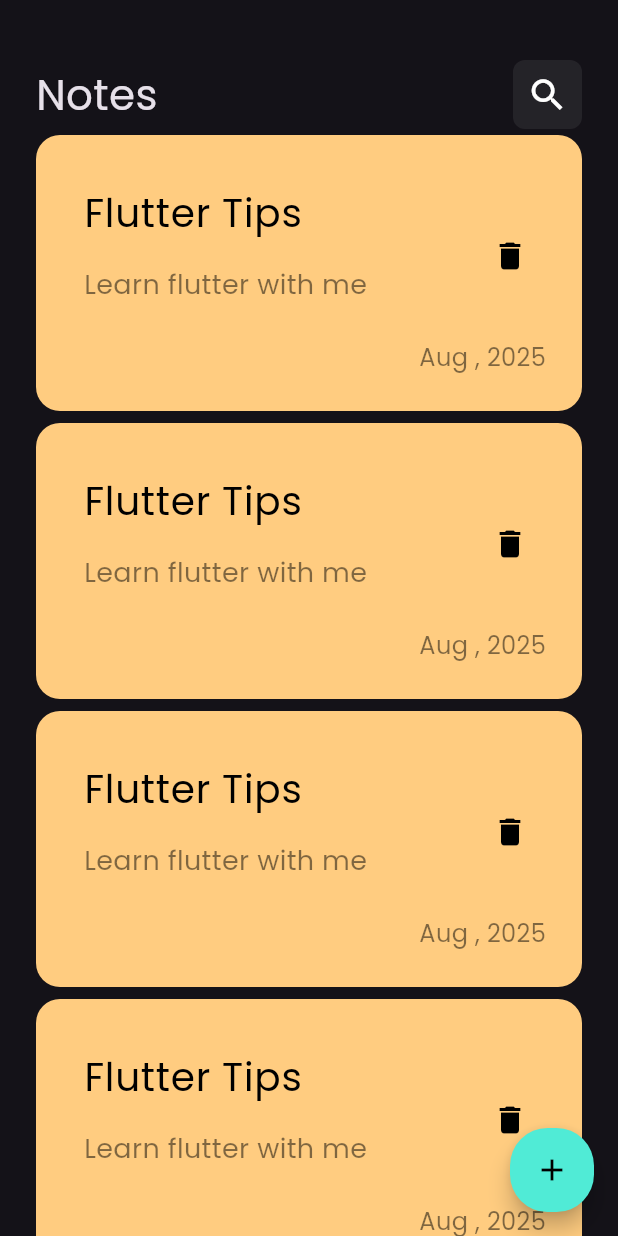
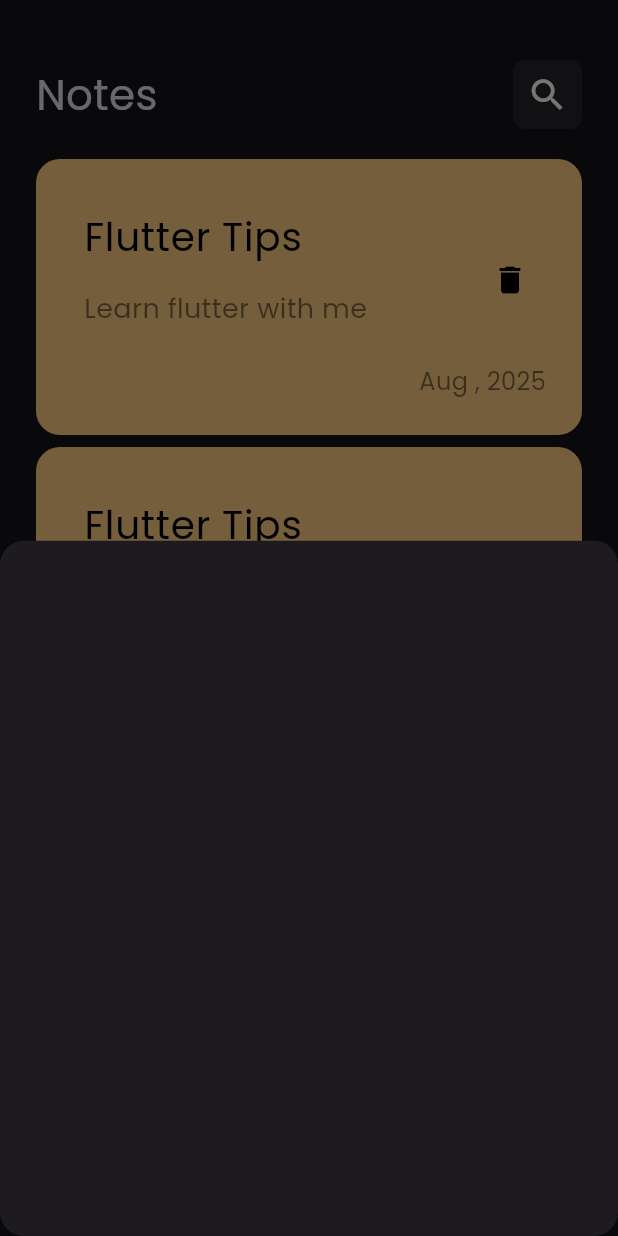
Before and after one commit to mohamedwdm/notes-app, a Flutter app: the screen it shows after launch, after a tap on the "add" icon, on a phone screen of 412 x 824 dp. Run offline on Flutter 3.47's test engine with Material 3 defaults, Android fonts, the phone set to English and light mode, and no system bars.

Commit message:
add ShowModalBottomSheet

```diff
--- a/lib/views/notes_view.dart
+++ b/lib/views/notes_view.dart
@@ -1,4 +1,5 @@
 import 'package:flutter/material.dart';
+import 'package:notes_app/widgets/add_note_bottom_sheet.dart';
 import 'package:notes_app/widgets/notes_view_body.dart';
 
 class NotesView extends StatelessWidget {
@@ -15,7 +16,17 @@ class NotesView extends StatelessWidget {
           borderRadius: BorderRadius.circular(25),
           // keep it circular
         ),
-        onPressed: () {},
+        onPressed: () {
+          showModalBottomSheet(
+            shape: RoundedRectangleBorder(
+              borderRadius: BorderRadius.circular(16),
+            ),
+            context: context,
+            builder: (context) {
+              return AddNoteBottomSheet();
+            },
+          );
+        },
         child: Icon(Icons.add, color: Colors.black),
       ),
       body: const NotesViewBody(),
--- /dev/null
+++ b/lib/widgets/add_note_bottom_sheet.dart
@@ -0,0 +1,12 @@
+
+import 'package:flutter/material.dart';
+
+class AddNoteBottomSheet extends StatelessWidget {
+  const AddNoteBottomSheet({super.key});
+
+// we extract it as separate widget to be with build method to make the changes happen
+  @override
+  Widget build(BuildContext context) {
+    return Container();
+  }
+}
--- a/lib/widgets/note_item_listview.dart
+++ b/lib/widgets/note_item_listview.dart
@@ -6,13 +6,17 @@ class NoteItemListView extends StatelessWidget {
 
   @override
   Widget build(BuildContext context) {
-    return ListView.builder(
+    return Padding(
+      padding: const EdgeInsets.symmetric(vertical: 16.0),
+      child: ListView.builder(
+        padding: EdgeInsets.zero,
         itemBuilder: (context, index) {
           return Padding(
             padding: const EdgeInsets.symmetric(vertical: 4.0),
             child:  NotesItem(),
           );
         },
+      ),
     );
   }
 }
```
Lines whose indentation alone changed are shown as unchanged.
